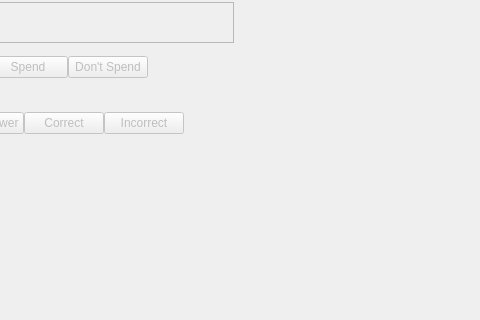
w531t4/Knights-of-the-Laughing-Tree, file ui.ui: the form before one commit; both pictures show x 597 to 1077 and y 338 to 658 of the 1194 by 847 pixel window.
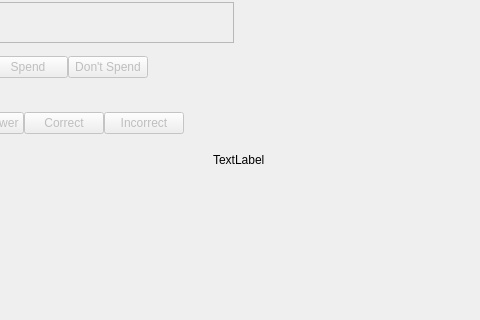
The form after the commit. Icons and pictures are not drawn.

```diff
--- a/ui.ui
+++ b/ui.ui
@@ -974,6 +974,19 @@
      <set>Qt::AlignCenter</set>
     </property>
    </widget>
+   <widget class="QLabel" name="label">
+    <property name="geometry">
+     <rect>
+      <x>810</x>
+      <y>490</y>
+      <width>55</width>
+      <height>16</height>
+     </rect>
+    </property>
+    <property name="text">
+     <string>TextLabel</string>
+    </property>
+   </widget>
   </widget>
   <widget class="QMenuBar" name="menubar">
    <property name="geometry">
```
